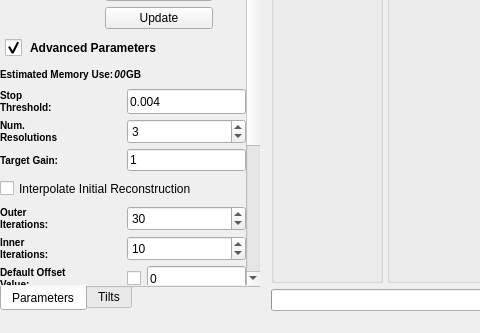
This is Code/Applications/TEMBIR/UI_Files/TEMBIRGui.ui in OpenMBIR/OpenMBIR-TEM as Qt 5 draws it before an edit; both pictures show x 0 to 480 and y 488 to 821 of the 1165 by 821 pixel window. The edited form follows.
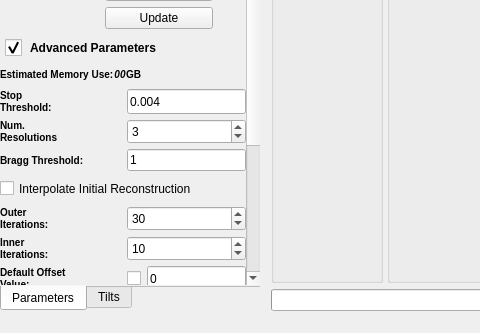
This is the edited form. Icons and pictures are not drawn. Custom widgets are drawn as their Qt base class.

Commit message: Removig target gain input and instead making it Bragg Threshold

Patch:
```diff
--- a/Code/Applications/TEMBIR/UI_Files/TEMBIRGui.ui
+++ b/Code/Applications/TEMBIR/UI_Files/TEMBIRGui.ui
@@ -537,7 +537,7 @@
             <property name="geometry">
              <rect>
               <x>0</x>
-              <y>0</y>
+              <y>-144</y>
               <width>262</width>
               <height>898</height>
              </rect>
@@ -1383,7 +1383,7 @@
 }</string>
                   </property>
                   <property name="text">
-                   <string>Target Gain:</string>
+                   <string>Bragg Threshold:</string>
                   </property>
                  </widget>
                 </item>
```
The commit also changes 7 other files.
